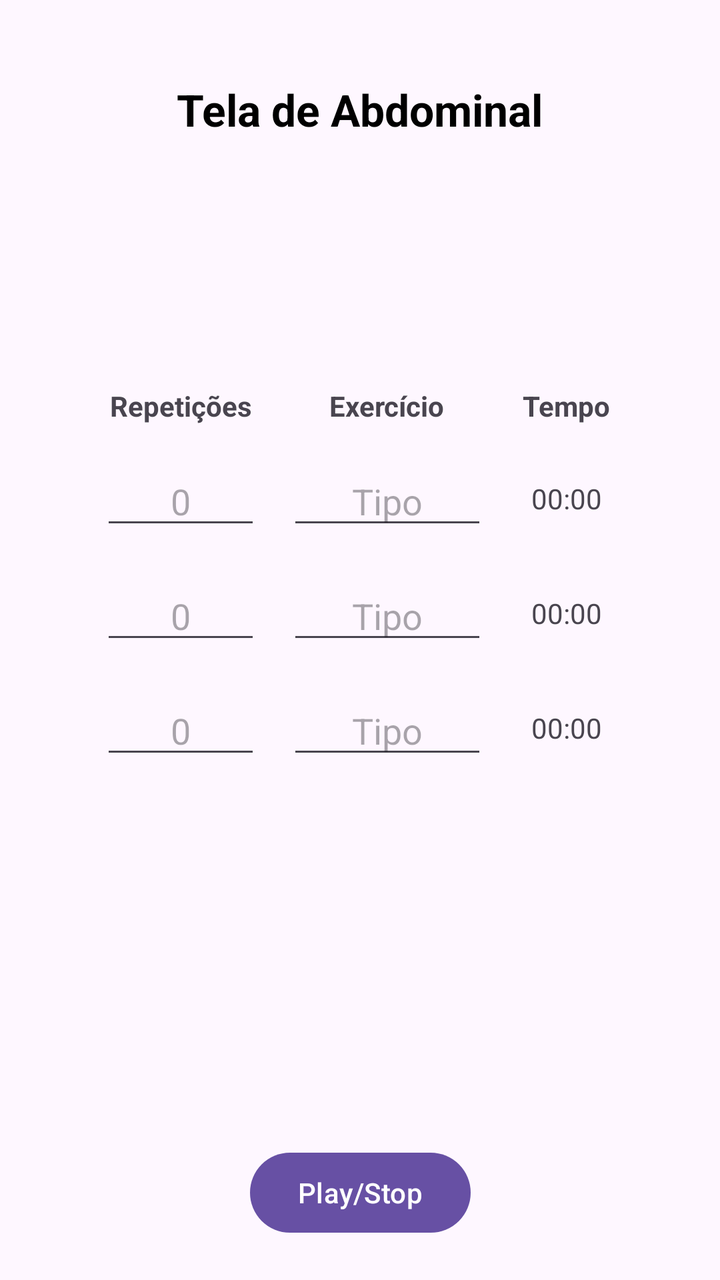
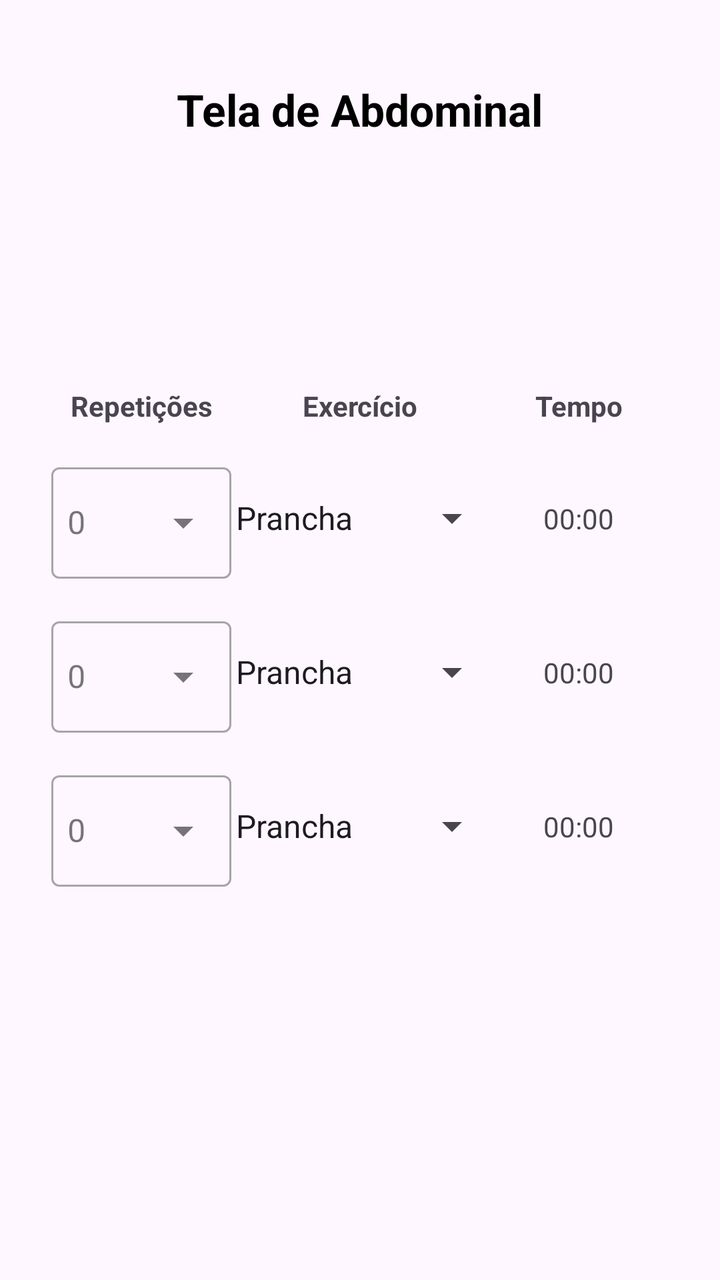

Compare the two renders of this Android layout. The source of the first and the diff that turns it into the second are given below.
<!-- AndroidManifest.xml: application theme Theme.Arenagym1 -->
<!-- res/layout/activity_abdominal.xml -->
<?xml version="1.0" encoding="utf-8"?>
<androidx.constraintlayout.widget.ConstraintLayout xmlns:android="http://schemas.android.com/apk/res/android"
    xmlns:app="http://schemas.android.com/apk/res-auto"
    xmlns:tools="http://schemas.android.com/tools"
    android:id="@+id/abdominal_main"
    android:layout_width="match_parent"
    android:layout_height="match_parent"
    android:padding="16dp"
    tools:context=".AbdominalActivity">

    <TextView
        android:id="@+id/titulo"
        android:layout_width="wrap_content"
        android:layout_height="wrap_content"
        android:layout_marginTop="24dp"
        android:text="Tela de Abdominal"
        android:textSize="22sp"
        android:textStyle="bold"
        android:textColor="@android:color/black"
        app:layout_constraintEnd_toEndOf="parent"
        app:layout_constraintStart_toStartOf="parent"
        app:layout_constraintTop_toTopOf="parent" />

    
    <TextView
        android:id="@+id/labelReps"
        android:layout_width="wrap_content"
        android:layout_height="wrap_content"
        android:layout_marginTop="124dp"
        android:text="Repetições"
        android:textStyle="bold"
        app:layout_constraintEnd_toStartOf="@+id/labelExercicio"
        app:layout_constraintHorizontal_bias="0.5"
        app:layout_constraintStart_toStartOf="parent"
        app:layout_constraintTop_toBottomOf="@id/titulo" />

    <TextView
        android:id="@+id/labelExercicio"
        android:layout_width="wrap_content"
        android:layout_height="wrap_content"
        android:text="Exercício"
        android:textStyle="bold"
        app:layout_constraintBaseline_toBaselineOf="@id/labelReps"
        app:layout_constraintEnd_toStartOf="@+id/labelTempo"
        app:layout_constraintHorizontal_bias="0.5"
        app:layout_constraintStart_toEndOf="@+id/labelReps" />

    <TextView
        android:id="@+id/labelTempo"
        android:layout_width="wrap_content"
        android:layout_height="wrap_content"
        android:text="Tempo"
        android:textStyle="bold"
        app:layout_constraintBaseline_toBaselineOf="@id/labelReps"
        app:layout_constraintEnd_toEndOf="parent"
        app:layout_constraintHorizontal_bias="0.5"
        app:layout_constraintStart_toEndOf="@+id/labelExercicio" />

    
    <EditText
        android:id="@+id/etReps1"
        android:layout_width="80dp"
        android:layout_height="wrap_content"
        android:layout_marginTop="16dp"
        android:hint="0"
        android:inputType="number"
        android:textAlignment="center"
        app:layout_constraintEnd_toEndOf="@id/labelReps"
        app:layout_constraintStart_toStartOf="@id/labelReps"
        app:layout_constraintTop_toBottomOf="@id/labelReps" />

    <EditText
        android:id="@+id/etExercicio1"
        android:layout_width="100dp"
        android:layout_height="wrap_content"
        android:hint="Tipo"
        android:inputType="text"
        android:textAlignment="center"
        app:layout_constraintBaseline_toBaselineOf="@id/etReps1"
        app:layout_constraintEnd_toEndOf="@id/labelExercicio"
        app:layout_constraintStart_toStartOf="@id/labelExercicio" />

    <TextView
        android:id="@+id/tvTempo1"
        android:layout_width="wrap_content"
        android:layout_height="wrap_content"
        android:text="00:00"
        app:layout_constraintBottom_toBottomOf="@id/etExercicio1"
        app:layout_constraintEnd_toEndOf="@id/labelTempo"
        app:layout_constraintStart_toStartOf="@id/labelTempo"
        app:layout_constraintTop_toTopOf="@id/etExercicio1" />

    
    <EditText
        android:id="@+id/etReps2"
        android:layout_width="80dp"
        android:layout_height="wrap_content"
        android:layout_marginTop="16dp"
        android:hint="0"
        android:inputType="number"
        android:textAlignment="center"
        app:layout_constraintEnd_toEndOf="@id/etReps1"
        app:layout_constraintStart_toStartOf="@id/etReps1"
        app:layout_constraintTop_toBottomOf="@id/etReps1" />

    <EditText
        android:id="@+id/etExercicio2"
        android:layout_width="100dp"
        android:layout_height="wrap_content"
        android:hint="Tipo"
        android:inputType="text"
        android:textAlignment="center"
        app:layout_constraintBaseline_toBaselineOf="@id/etReps2"
        app:layout_constraintEnd_toEndOf="@id/etExercicio1"
        app:layout_constraintStart_toStartOf="@id/etExercicio1" />

    <TextView
        android:id="@+id/tvTempo2"
        android:layout_width="wrap_content"
        android:layout_height="wrap_content"
        android:text="00:00"
        app:layout_constraintBottom_toBottomOf="@id/etExercicio2"
        app:layout_constraintEnd_toEndOf="@id/tvTempo1"
        app:layout_constraintStart_toStartOf="@id/tvTempo1"
        app:layout_constraintTop_toTopOf="@id/etExercicio2" />

    
    <EditText
        android:id="@+id/etReps3"
        android:layout_width="80dp"
        android:layout_height="wrap_content"
        android:layout_marginTop="16dp"
        android:hint="0"
        android:inputType="number"
        android:textAlignment="center"
        app:layout_constraintEnd_toEndOf="@id/etReps2"
        app:layout_constraintStart_toStartOf="@id/etReps2"
        app:layout_constraintTop_toBottomOf="@id/etReps2" />

    <EditText
        android:id="@+id/etExercicio3"
        android:layout_width="100dp"
        android:layout_height="wrap_content"
        android:hint="Tipo"
        android:inputType="text"
        android:textAlignment="center"
        app:layout_constraintBaseline_toBaselineOf="@id/etReps3"
        app:layout_constraintEnd_toEndOf="@id/etExercicio2"
        app:layout_constraintStart_toStartOf="@id/etExercicio2" />

    <TextView
        android:id="@+id/tvTempo3"
        android:layout_width="wrap_content"
        android:layout_height="wrap_content"
        android:text="00:00"
        app:layout_constraintBottom_toBottomOf="@id/etExercicio3"
        app:layout_constraintEnd_toEndOf="@id/tvTempo2"
        app:layout_constraintStart_toStartOf="@id/tvTempo2"
        app:layout_constraintTop_toTopOf="@id/etExercicio3" />

    <Button
        android:id="@+id/button"
        android:layout_width="wrap_content"
        android:layout_height="wrap_content"
        android:layout_marginTop="188dp"
        android:text="Play/Stop"
        app:layout_constraintEnd_toEndOf="parent"
        app:layout_constraintStart_toStartOf="parent"
        app:layout_constraintTop_toBottomOf="@id/etReps3" />

</androidx.constraintlayout.widget.ConstraintLayout>
<!-- resources referenced by this layout -->
<resources>
  <style name="Theme.Arenagym1" parent="Base.Theme.Arenagym1" />
  <style name="Base.Theme.Arenagym1" parent="Theme.Material3.DayNight.NoActionBar">
          
          
      </style>
</resources>

<!-- the commit's change to res/layout/activity_abdominal.xml (unified diff, before → after) -->
@@ -24,139 +24,164 @@
     
     <TextView
         android:id="@+id/labelReps"
-        android:layout_width="wrap_content"
+        android:layout_width="0dp"
         android:layout_height="wrap_content"
         android:layout_marginTop="124dp"
         android:text="Repetições"
         android:textStyle="bold"
+        android:textAlignment="center"
         app:layout_constraintEnd_toStartOf="@+id/labelExercicio"
-        app:layout_constraintHorizontal_bias="0.5"
+        app:layout_constraintHorizontal_chainStyle="spread"
         app:layout_constraintStart_toStartOf="parent"
         app:layout_constraintTop_toBottomOf="@id/titulo" />
 
     <TextView
         android:id="@+id/labelExercicio"
-        android:layout_width="wrap_content"
+        android:layout_width="0dp"
         android:layout_height="wrap_content"
         android:text="Exercício"
         android:textStyle="bold"
+        android:textAlignment="center"
         app:layout_constraintBaseline_toBaselineOf="@id/labelReps"
         app:layout_constraintEnd_toStartOf="@+id/labelTempo"
-        app:layout_constraintHorizontal_bias="0.5"
         app:layout_constraintStart_toEndOf="@+id/labelReps" />
 
     <TextView
         android:id="@+id/labelTempo"
-        android:layout_width="wrap_content"
+        android:layout_width="0dp"
         android:layout_height="wrap_content"
         android:text="Tempo"
         android:textStyle="bold"
+        android:textAlignment="center"
         app:layout_constraintBaseline_toBaselineOf="@id/labelReps"
         app:layout_constraintEnd_toEndOf="parent"
-        app:layout_constraintHorizontal_bias="0.5"
         app:layout_constraintStart_toEndOf="@+id/labelExercicio" />
 
     
-    <EditText
-        android:id="@+id/etReps1"
-        android:layout_width="80dp"
+    <com.google.android.material.textfield.TextInputLayout
+        android:id="@+id/tilReps1"
+        style="@style/Widget.MaterialComponents.TextInputLayout.OutlinedBox.ExposedDropdownMenu"
+        android:layout_width="90dp"
         android:layout_height="wrap_content"
         android:layout_marginTop="16dp"
-        android:hint="0"
-        android:inputType="number"
-        android:textAlignment="center"
         app:layout_constraintEnd_toEndOf="@id/labelReps"
         app:layout_constraintStart_toStartOf="@id/labelReps"
-        app:layout_constraintTop_toBottomOf="@id/labelReps" />
+        app:layout_constraintTop_toBottomOf="@id/labelReps">
 
-    <EditText
-        android:id="@+id/etExercicio1"
-        android:layout_width="100dp"
-        android:layout_height="wrap_content"
-        android:hint="Tipo"
-        android:inputType="text"
-        android:textAlignment="center"
-        app:layout_constraintBaseline_toBaselineOf="@id/etReps1"
+        <AutoCompleteTextView
+            android:id="@+id/etReps1"
+            android:layout_width="match_parent"
+            android:layout_height="wrap_content"
+            android:hint="0"
+            android:inputType="number"
+            android:paddingStart="8dp"
+            android:paddingEnd="8dp"
+            android:textAlignment="center" />
+    </com.google.android.material.textfield.TextInputLayout>
+
+    <Spinner
+        android:id="@+id/spExercicio1"
+        android:layout_width="140dp"
+        android:layout_height="48dp"
+        android:entries="@array/exercicios_abdominal"
+        app:layout_constraintBottom_toBottomOf="@id/tilReps1"
         app:layout_constraintEnd_toEndOf="@id/labelExercicio"
-        app:layout_constraintStart_toStartOf="@id/labelExercicio" />
+        app:layout_constraintStart_toStartOf="@id/labelExercicio"
+        app:layout_constraintTop_toTopOf="@id/tilReps1" />
 
     <TextView
         android:id="@+id/tvTempo1"
         android:layout_width="wrap_content"
         android:layout_height="wrap_content"
         android:text="00:00"
-        app:layout_constraintBottom_toBottomOf="@id/etExercicio1"
+        app:layout_constraintBottom_toBottomOf="@id/spExercicio1"
         app:layout_constraintEnd_toEndOf="@id/labelTempo"
         app:layout_constraintStart_toStartOf="@id/labelTempo"
-        app:layout_constraintTop_toTopOf="@id/etExercicio1" />
+        app:layout_constraintTop_toTopOf="@id/spExercicio1" />
 
     
-    <EditText
-        android:id="@+id/etReps2"
-        android:layout_width="80dp"
+    <com.google.android.material.textfield.TextInputLayout
+        android:id="@+id/tilReps2"
+        style="@style/Widget.MaterialComponents.TextInputLayout.OutlinedBox.ExposedDropdownMenu"
+        android:layout_width="90dp"
         android:layout_height="wrap_content"
         android:layout_marginTop="16dp"
-        android:hint="0"
-        android:inputType="number"
-        android:textAlignment="center"
-        app:layout_constraintEnd_toEndOf="@id/etReps1"
-        app:layout_constraintStart_toStartOf="@id/etReps1"
-        app:layout_constraintTop_toBottomOf="@id/etReps1" />
+        app:layout_constraintEnd_toEndOf="@id/tilReps1"
+        app:layout_constraintStart_toStartOf="@id/tilReps1"
+        app:layout_constraintTop_toBottomOf="@id/tilReps1">
 
-    <EditText
-        android:id="@+id/etExercicio2"
-        android:layout_width="100dp"
-        android:layout_height="wrap_content"
-        android:hint="Tipo"
-        android:inputType="text"
-        android:textAlignment="center"
-        app:layout_constraintBaseline_toBaselineOf="@id/etReps2"
-        app:layout_constraintEnd_toEndOf="@id/etExercicio1"
-        app:layout_constraintStart_toStartOf="@id/etExercicio1" />
+        <AutoCompleteTextView
+            android:id="@+id/etReps2"
+            android:layout_width="match_parent"
+            android:layout_height="wrap_content"
+            android:hint="0"
+            android:inputType="number"
+            android:paddingStart="8dp"
+            android:paddingEnd="8dp"
+            android:textAlignment="center" />
+    </com.google.android.material.textfield.TextInputLayout>
+
+    <Spinner
+        android:id="@+id/spExercicio2"
+        android:layout_width="140dp"
+        android:layout_height="48dp"
+        android:entries="@array/exercicios_abdominal"
+        app:layout_constraintBottom_toBottomOf="@id/tilReps2"
+        app:layout_constraintEnd_toEndOf="@id/spExercicio1"
+        app:layout_constraintStart_toStartOf="@id/spExercicio1"
+        app:layout_constraintTop_toTopOf="@id/tilReps2" />
 
     <TextView
         android:id="@+id/tvTempo2"
         android:layout_width="wrap_content"
         android:layout_height="wrap_content"
         android:text="00:00"
-        app:layout_constraintBottom_toBottomOf="@id/etExercicio2"
+        app:layout_constraintBottom_toBottomOf="@id/spExercicio2"
         app:layout_constraintEnd_toEndOf="@id/tvTempo1"
         app:layout_constraintStart_toStartOf="@id/tvTempo1"
-        app:layout_constraintTop_toTopOf="@id/etExercicio2" />
+        app:layout_constraintTop_toTopOf="@id/spExercicio2" />
 
     
-    <EditText
-        android:id="@+id/etReps3"
-        android:layout_width="80dp"
+    <com.google.android.material.textfield.TextInputLayout
+        android:id="@+id/tilReps3"
+        style="@style/Widget.MaterialComponents.TextInputLayout.OutlinedBox.ExposedDropdownMenu"
+        android:layout_width="90dp"
         android:layout_height="wrap_content"
         android:layout_marginTop="16dp"
-        android:hint="0"
-        android:inputType="number"
-        android:textAlignment="center"
-        app:layout_constraintEnd_toEndOf="@id/etReps2"
-        app:layout_constraintStart_toStartOf="@id/etReps2"
-        app:layout_constraintTop_toBottomOf="@id/etReps2" />
+        app:layout_constraintEnd_toEndOf="@id/tilReps2"
+        app:layout_constraintStart_toStartOf="@id/tilReps2"
+        app:layout_constraintTop_toBottomOf="@id/tilReps2">
 
-    <EditText
-        android:id="@+id/etExercicio3"
-        android:layout_width="100dp"
-        android:layout_height="wrap_content"
-        android:hint="Tipo"
-        android:inputType="text"
-        android:textAlignment="center"
-        app:layout_constraintBaseline_toBaselineOf="@id/etReps3"
-        app:layout_constraintEnd_toEndOf="@id/etExercicio2"
-        app:layout_constraintStart_toStartOf="@id/etExercicio2" />
+        <AutoCompleteTextView
+            android:id="@+id/etReps3"
+            android:layout_width="match_parent"
+            android:layout_height="wrap_content"
+            android:hint="0"
+            android:inputType="number"
+            android:paddingStart="8dp"
+            android:paddingEnd="8dp"
+            android:textAlignment="center" />
+    </com.google.android.material.textfield.TextInputLayout>
+
+    <Spinner
+        android:id="@+id/spExercicio3"
+        android:layout_width="140dp"
+        android:layout_height="48dp"
+        android:entries="@array/exercicios_abdominal"
+        app:layout_constraintBottom_toBottomOf="@id/tilReps3"
+        app:layout_constraintEnd_toEndOf="@id/spExercicio2"
+        app:layout_constraintStart_toStartOf="@id/spExercicio2"
+        app:layout_constraintTop_toTopOf="@id/tilReps3" />
 
     <TextView
         android:id="@+id/tvTempo3"
         android:layout_width="wrap_content"
         android:layout_height="wrap_content"
         android:text="00:00"
-        app:layout_constraintBottom_toBottomOf="@id/etExercicio3"
+        app:layout_constraintBottom_toBottomOf="@id/spExercicio3"
         app:layout_constraintEnd_toEndOf="@id/tvTempo2"
         app:layout_constraintStart_toStartOf="@id/tvTempo2"
-        app:layout_constraintTop_toTopOf="@id/etExercicio3" />
+        app:layout_constraintTop_toTopOf="@id/spExercicio3" />
 
     <Button
         android:id="@+id/button"
@@ -166,6 +191,6 @@
         android:text="Play/Stop"
         app:layout_constraintEnd_toEndOf="parent"
         app:layout_constraintStart_toStartOf="parent"
-        app:layout_constraintTop_toBottomOf="@id/etReps3" />
+        app:layout_constraintTop_toBottomOf="@id/tilReps3" />
 
 </androidx.constraintlayout.widget.ConstraintLayout>
<!-- resource entries referenced after the edit -->
@@ -1,5 +1,12 @@
 <!-- resources referenced by this layout -->
 <resources>
+  <string-array name="exercicios_abdominal">
+          <item>Prancha</item>
+          <item>Infra(Inferior)</item>
+          <item>Oblíquo</item>
+          <item>Remador</item>
+          <item>Supra(Convencional)</item>
+      </string-array>
   <style name="Theme.Arenagym1" parent="Base.Theme.Arenagym1" />
   <style name="Base.Theme.Arenagym1" parent="Theme.Material3.DayNight.NoActionBar">
           
